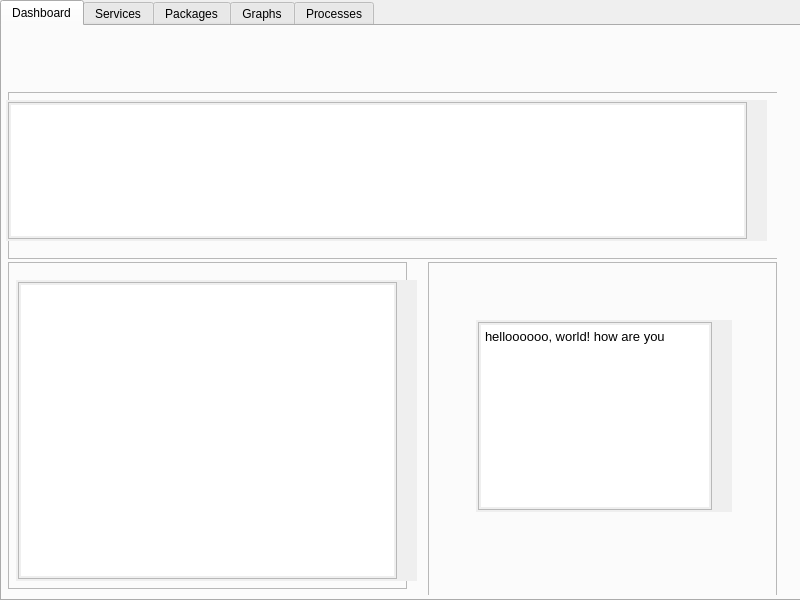
Qt form interface/mainwindow.ui (Rubix982/Fizz) before a commit.
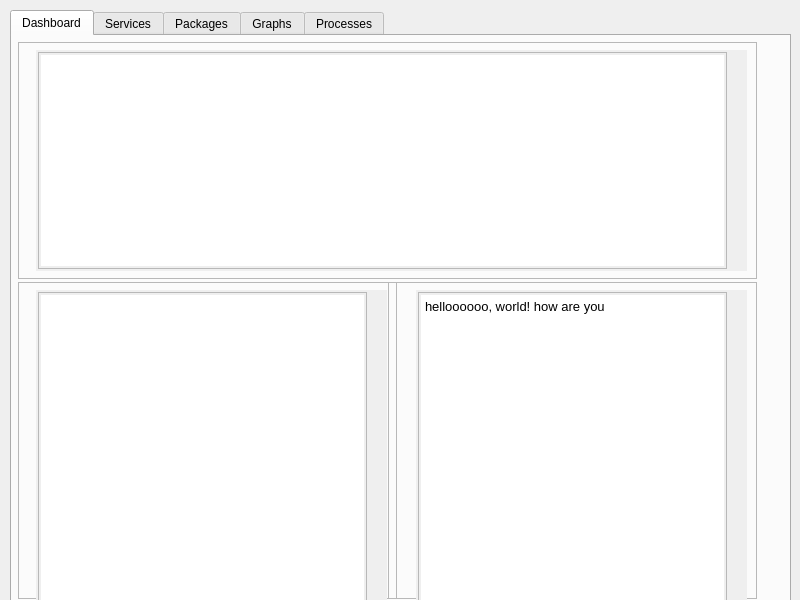
The same form after that commit.

Diff of the .ui file:
```diff
--- a/interface/mainwindow.ui
+++ b/interface/mainwindow.ui
@@ -17,10 +17,10 @@
    <widget class="QTabWidget" name="Fizz">
     <property name="geometry">
      <rect>
-      <x>0</x>
-      <y>0</y>
-      <width>801</width>
-      <height>601</height>
+      <x>10</x>
+      <y>10</y>
+      <width>781</width>
+      <height>611</height>
      </rect>
     </property>
     <property name="minimumSize">
@@ -48,9 +48,9 @@
       <property name="geometry">
        <rect>
         <x>0</x>
-        <y>60</y>
-        <width>801</width>
-        <height>171</height>
+        <y>0</y>
+        <width>761</width>
+        <height>241</height>
        </rect>
       </property>
       <property name="autoFillBackground">
@@ -65,10 +65,10 @@
       <widget class="QTextBrowser" name="usageInfo">
        <property name="geometry">
         <rect>
-         <x>0</x>
+         <x>20</x>
          <y>10</y>
-         <width>761</width>
-         <height>141</height>
+         <width>711</width>
+         <height>221</height>
         </rect>
        </property>
       </widget>
@@ -77,9 +77,9 @@
       <property name="geometry">
        <rect>
         <x>0</x>
-        <y>230</y>
-        <width>421</width>
-        <height>331</height>
+        <y>240</y>
+        <width>401</width>
+        <height>321</height>
        </rect>
       </property>
       <property name="autoFillBackground">
@@ -94,10 +94,10 @@
       <widget class="QTextBrowser" name="systemInfo">
        <property name="geometry">
         <rect>
-         <x>10</x>
-         <y>20</y>
-         <width>401</width>
-         <height>301</height>
+         <x>20</x>
+         <y>10</y>
+         <width>351</width>
+         <height>361</height>
         </rect>
        </property>
        <property name="autoFillBackground">
@@ -121,10 +121,10 @@
      <widget class="QFrame" name="network_MainFrame">
       <property name="geometry">
        <rect>
-        <x>420</x>
-        <y>230</y>
-        <width>371</width>
-        <height>341</height>
+        <x>370</x>
+        <y>240</y>
+        <width>391</width>
+        <height>321</height>
        </rect>
       </property>
       <property name="autoFillBackground">
@@ -139,10 +139,10 @@
       <widget class="QTextBrowser" name="networkDetails">
        <property name="geometry">
         <rect>
-         <x>50</x>
-         <y>60</y>
-         <width>256</width>
-         <height>192</height>
+         <x>30</x>
+         <y>10</y>
+         <width>331</width>
+         <height>361</height>
         </rect>
        </property>
        <property name="html">
```
